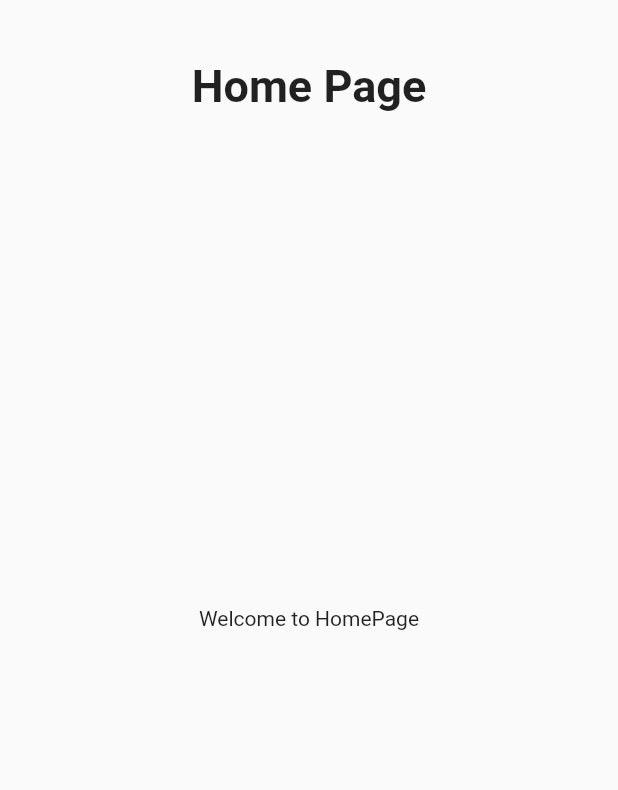
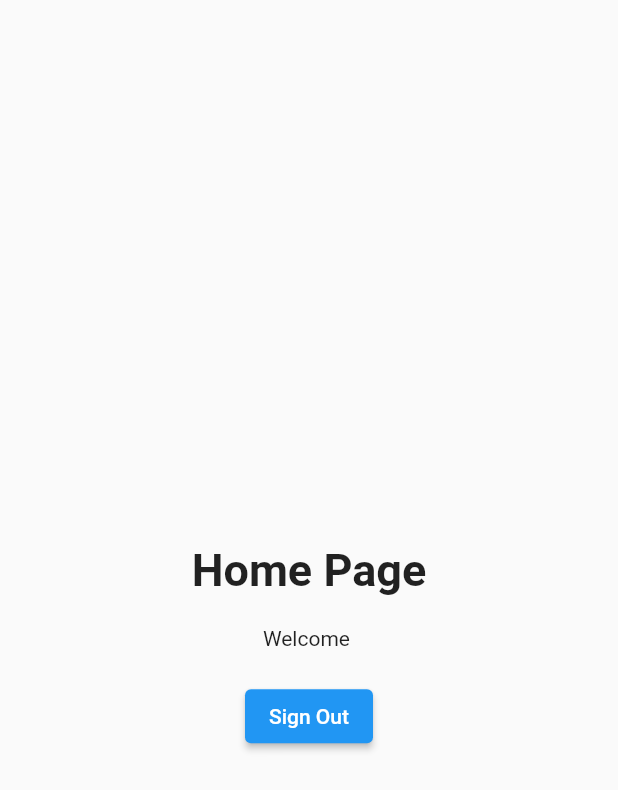
Before and after one commit to silokilo966/news_app, a Flutter app: the HomePage screen opened by its route, on a phone screen of 412 x 824 dp. Shown: the top 790 px of the screen. Run offline on Flutter 3.47's test engine with Material 2 defaults, Android fonts, the phone set to English and light mode, and no system bars; our stand-ins replace firebase_auth, firebase_core; accounts and stored records are empty.

Commit message:
showing screen based on auth state

```diff
--- a/lib/Screens/home_page.dart
+++ b/lib/Screens/home_page.dart
@@ -1,4 +1,6 @@
+import 'package:firebase_auth/firebase_auth.dart';
 import 'package:flutter/material.dart';
+import 'package:flutter_project/routes/routes.dart';
 
 class HomePage extends StatefulWidget {
   const HomePage({Key? key}) : super(key: key);
@@ -11,7 +13,8 @@ class _HomePageState extends State<HomePage> {
   @override
   Widget build(BuildContext context) {
     return Scaffold(
-        body: Stack(
+        body: Column(
+      mainAxisAlignment: MainAxisAlignment.center,
       children: [
         Container(
           padding: EdgeInsets.fromLTRB(0, 40, 0, 0),
@@ -21,10 +24,29 @@ class _HomePageState extends State<HomePage> {
             style: TextStyle(fontSize: 30, fontWeight: FontWeight.w700),
           ),
         ),
+        const SizedBox(
+          height: 20,
+        ),
         Center(
-          child: Text("Welcome to HomePage"),
+          child: Text("Welcome ${FirebaseAuth.instance.currentUser!.email}"),
+        ),
+        const SizedBox(
+          height: 20,
+        ),
+        Center(
+          child: ElevatedButton(
+            child: Text("Sign Out"),
+            onPressed: () {
+              signOut();
+              Navigator.of(context).pushReplacementNamed(Routes.loginScreen);
+            },
+          ),
         ),
       ],
     ));
   }
+
+  Future<void> signOut() async {
+    await FirebaseAuth.instance.signOut();
+  }
 }
--- a/lib/Screens/login_screen.dart
+++ b/lib/Screens/login_screen.dart
@@ -136,7 +136,7 @@ class _LoginScreenState extends State<LoginScreen> {
                             } on FirebaseAuthException catch (e) {
                               switch (e.code) {
                                 case 'invalid-email':
-                                  _message = 'Error: Invalid Email!';
+                                  _message = 'Error: Incorrect Email!';
                                   break;
                                 case 'user-disabled':
                                   _message = 'Error: User disabled!';
--- a/lib/Screens/register_screen.dart
+++ b/lib/Screens/register_screen.dart
@@ -126,6 +126,7 @@ class _RegisterScreenState extends State<RegisterScreen> {
                                 email: _emailController.text,
                                 password: _passController.text,
                               );
+
                               Navigator.of(context)
                                   .pushReplacementNamed(Routes.loginScreen);
                             } on FirebaseAuthException catch (e) {
```
Also changed, not shown: lib/main.dart (+13 -23 lines).
